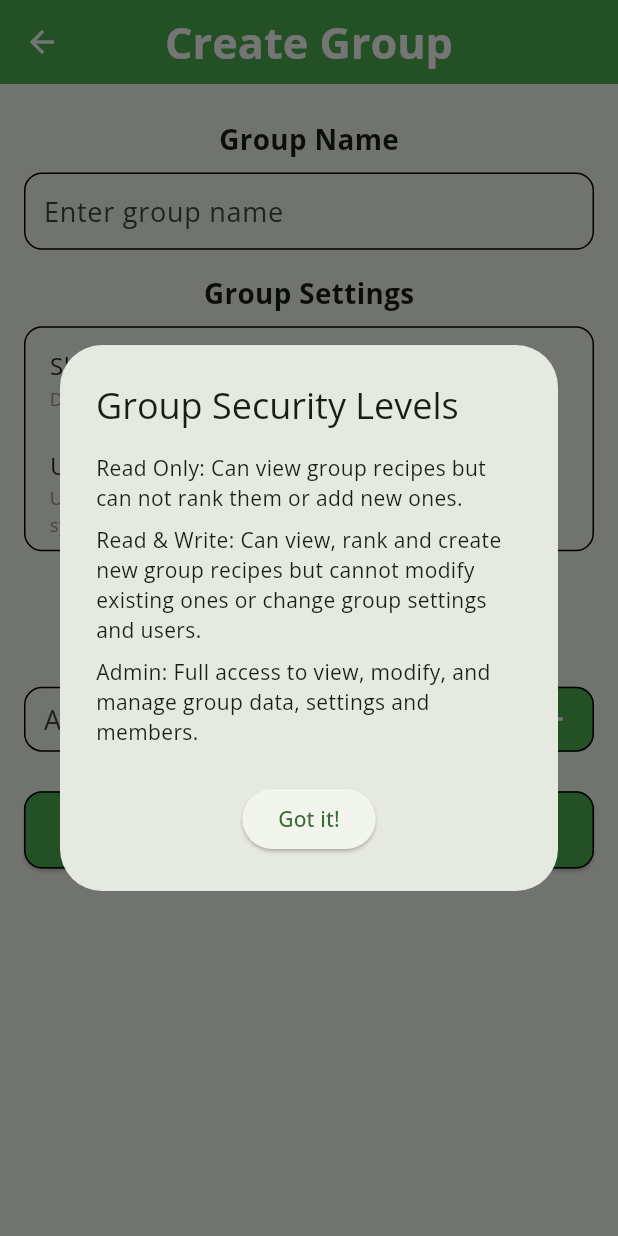
After one commit to JamesMeta/Menu-Plus, a Flutter app: the CreateGroupScreen screen opened by its route, after a tap on the "info outline" icon, on a phone screen of 412 x 824 dp. The commit adds this screen. Run offline on Flutter 3.47's test engine with Material 3 defaults, Android fonts, the light colour scheme and no system bars; our stand-ins replace flutter_screenutil, go_router, google_sign_in, supabase_flutter; accounts and stored records are empty; network calls fail.

Commit message:
create_group_screen complete

```diff
--- a/rankmyroast/lib/screens/navigational_base_screen/views/groups/widgets/screens/create_group_screen.dart
+++ b/rankmyroast/lib/screens/navigational_base_screen/views/groups/widgets/screens/create_group_screen.dart
@@ -1,8 +1,10 @@
 import 'package:flutter/material.dart';
 import 'package:flutter_screenutil/flutter_screenutil.dart';
+import 'package:go_router/go_router.dart';
 import 'package:rankmyroast/models/group.dart';
 import 'package:rankmyroast/models/group_member.dart';
 import 'package:rankmyroast/screens/navigational_base_screen/views/groups/widgets/screens/widgets/group_member_list_tile.dart';
+import 'package:rankmyroast/screens/navigational_base_screen/views/groups/widgets/screens/widgets/group_security_informational_dialog.dart';
 import 'package:rankmyroast/services/supabase_helper.dart';
 
 class CreateGroupScreen extends StatefulWidget {
@@ -103,6 +105,7 @@ class _CreateGroupScreenState extends State<CreateGroupScreen> {
                     children: [
                       SwitchListTile(
                         title: Text("Show Rankings"),
+                        activeColor: Colors.green,
                         subtitle: Text(
                           "Display recipe rankings to group members",
                           style: TextStyle(fontSize: 12.sp, color: Colors.grey),
@@ -117,6 +120,7 @@ class _CreateGroupScreenState extends State<CreateGroupScreen> {
 
                       SwitchListTile(
                         title: Text("Use Ratings"),
+                        activeColor: Colors.green,
                         subtitle: Text(
                           "Use a rating system instead of a ranking system",
                           style: TextStyle(fontSize: 12.sp, color: Colors.grey),
@@ -133,12 +137,27 @@ class _CreateGroupScreenState extends State<CreateGroupScreen> {
                 ),
 
                 SizedBox(height: 40),
+                Row(
+                  mainAxisAlignment: MainAxisAlignment.center,
+                  children: [
                     Text(
                       "Group Members",
                       style: TextStyle(
                         fontSize: 18.sp,
                         fontWeight: FontWeight.bold,
                       ),
+                    ),
+                    IconButton(
+                      onPressed: () => _showGroupSecurityInformationalDialog(),
+                      visualDensity: VisualDensity.compact,
+                      icon: Icon(Icons.info_outline),
+                      padding: EdgeInsets.zero,
+                      alignment: Alignment.bottomCenter,
+                      iconSize: 20.sp,
+                      constraints: BoxConstraints(),
+                      style: IconButton.styleFrom(padding: EdgeInsets.zero),
+                    ),
+                  ],
                 ),
                 SizedBox(height: 8),
                 _users.isEmpty
@@ -229,7 +248,7 @@ class _CreateGroupScreenState extends State<CreateGroupScreen> {
                       ),
                     ),
 
-                SizedBox(height: 12),
+                _users.isEmpty ? SizedBox() : SizedBox(height: 12),
 
                 Row(
                   children: [
@@ -287,22 +306,35 @@ class _CreateGroupScreenState extends State<CreateGroupScreen> {
                 ),
 
                 SizedBox(height: 24),
+                ElevatedButton(
+                  onPressed: () async {
+                    if (_isCreatingGroup) return;
+                    setState(() {
+                      _isCreatingGroup = true;
+                    });
+                    final response = await _createGroup();
+                    setState(() {
+                      _isCreatingGroup = false;
+                    });
 
-                ElevatedButton(
-                  onPressed: () {
-                    _createGroup();
+                    if (response == true && context.mounted) {
+                      context.pop();
+                    }
                   },
                   style: ElevatedButton.styleFrom(
                     backgroundColor: Colors.green,
                     padding: EdgeInsets.zero,
                     shape: RoundedRectangleBorder(
                       side: BorderSide(color: Colors.black),
-                      borderRadius: BorderRadius.circular(24),
+                      borderRadius: BorderRadius.circular(12),
                     ),
                     maximumSize: Size(double.infinity, 50.h),
                     minimumSize: Size(double.infinity, 50.h),
                   ),
-                  child: Text(
+                  child:
+                      _isCreatingGroup
+                          ? CircularProgressIndicator()
+                          : Text(
                             "Create Group",
                             style: TextStyle(
                               fontSize: 18.sp,
@@ -321,7 +353,7 @@ class _CreateGroupScreenState extends State<CreateGroupScreen> {
 
   void _addNameToGroupMembers(String name) {
     setState(() {
-      _users.add(GroupMember(username: name, permissionLevel: 1));
+      _users.add(GroupMember(username: name, permissionLevel: 2));
       _userNameController.clear();
     });
   }
@@ -341,10 +373,29 @@ class _CreateGroupScreenState extends State<CreateGroupScreen> {
     });
   }
 
-  Future<void> _createGroup() async {
-    setState(() {
-      _isCreatingGroup = true;
-    });
+  void _showGroupSecurityInformationalDialog() {
+    showDialog(
+      context: context,
+      builder: (context) => GroupSecurityInformationalDialog(),
+    );
+  }
+
+  Future<bool?> _createGroup() async {
+    if (_groupNameController.text.isEmpty) {
+      ScaffoldMessenger.of(
+        context,
+      ).showSnackBar(SnackBar(content: Text("Group name cannot be empty")));
+      return false;
+    }
+
+    if (_groupNameController.text.length > 20) {
+      ScaffoldMessenger.of(context).showSnackBar(
+        SnackBar(
+          content: Text("Group name cannot be longer than 20 characters"),
+        ),
+      );
+      return false;
+    }
 
     final group = Group(
       id: "NA",
@@ -360,11 +411,7 @@ class _CreateGroupScreenState extends State<CreateGroupScreen> {
 
     final response = await SupabaseHelper.groups.createGroup(group);
 
-    setState(() {
-      _isCreatingGroup = false;
-    });
-
-    if (response.success) {
+    if (response.success && mounted) {
       final failedMembers = response.failedToAddMembers;
 
       if (failedMembers != null) {
@@ -380,10 +427,31 @@ class _CreateGroupScreenState extends State<CreateGroupScreen> {
           content: Text("Group '${_groupNameController.text}' created!"),
         ),
       );
+
+      if (response.failedToAddMembers != null) {
+        final failedMembers = response.failedToAddMembers!;
+        if (failedMembers.isNotEmpty) {
+          for (var failedMember in failedMembers) {
+            ScaffoldMessenger.of(context).showSnackBar(
+              SnackBar(content: Text("Failed to add ${failedMember.username}")),
+            );
+          }
+        }
+      }
+      return true;
     } else {
+      if (mounted) {
         ScaffoldMessenger.of(
           context,
         ).showSnackBar(SnackBar(content: Text("Failed to create group")));
       }
     }
   }
+
+  @override
+  void dispose() {
+    _userNameController.dispose();
+    _groupNameController.dispose();
+    super.dispose();
+  }
+}
--- /dev/null
+++ b/rankmyroast/lib/screens/navigational_base_screen/views/groups/widgets/screens/widgets/group_security_informational_dialog.dart
@@ -0,0 +1,35 @@
+import 'package:flutter/material.dart';
+
+class GroupSecurityInformationalDialog extends StatelessWidget {
+  const GroupSecurityInformationalDialog({super.key});
+
+  @override
+  Widget build(BuildContext context) {
+    return AlertDialog(
+      title: Text("Group Security Levels"),
+      actionsAlignment: MainAxisAlignment.center,
+      content: Column(
+        mainAxisSize: MainAxisSize.min,
+        children: [
+          Text(
+            "Read Only: Can view group recipes but can not rank them or add new ones.",
+          ),
+          SizedBox(height: 8),
+          Text(
+            "Read & Write: Can view, rank and create new group recipes but cannot modify existing ones or change group settings and users.",
+          ),
+          SizedBox(height: 8),
+          Text(
+            "Admin: Full access to view, modify, and manage group data, settings and members.",
+          ),
+        ],
+      ),
+      actions: [
+        ElevatedButton(
+          onPressed: () => Navigator.of(context).pop(),
+          child: Text("Got it!"),
+        ),
+      ],
+    );
+  }
+}
```
Also changed, not shown: rankmyroast/lib/screens/login/create_account_screen.dart (+9 -0 lines), rankmyroast/lib/services/modules/supabase_helper_groups.dart (+10 -0 lines). Lines whose indentation alone changed are shown as unchanged.
